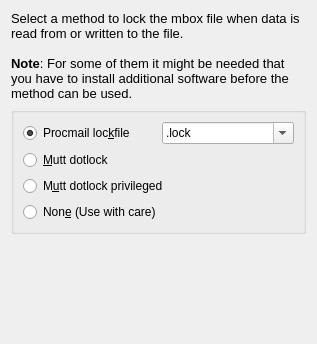
Old version of the form akonadi/resources/mbox/lockfilepage.ui in the repository KDE/kdepim-runtime.
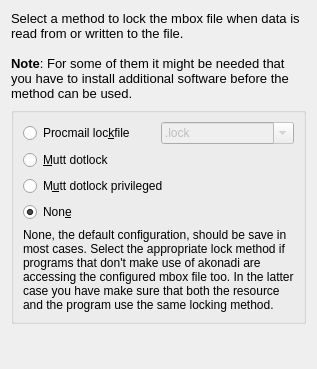
New version of the form. Custom widgets are drawn as their Qt base class.

Commit message: Default too no locking method, it is faster and is probably good enough for most use cases.

Diff of the .ui file:
```diff
--- a/akonadi/resources/mbox/lockfilepage.ui
+++ b/akonadi/resources/mbox/lockfilepage.ui
@@ -8,7 +8,7 @@
     <x>0</x>
     <y>0</y>
     <width>317</width>
-    <height>344</height>
+    <height>369</height>
    </rect>
   </property>
   <property name="windowTitle">
@@ -43,7 +43,7 @@
          <string>Procmail loc&amp;kfile</string>
         </property>
         <property name="checked">
-         <bool>true</bool>
+         <bool>false</bool>
         </property>
        </widget>
       </item>
@@ -64,12 +64,18 @@
       <item row="3" column="0" colspan="2">
        <widget class="QRadioButton" name="none">
         <property name="text">
-         <string>Non&amp;e (Use with care)</string>
+         <string>Non&amp;e</string>
+        </property>
+        <property name="checked">
+         <bool>true</bool>
         </property>
        </widget>
       </item>
       <item row="0" column="1">
        <widget class="KComboBox" name="kcfg_Lockfile">
+        <property name="enabled">
+         <bool>false</bool>
+        </property>
         <property name="editable">
          <bool>true</bool>
         </property>
@@ -80,6 +86,16 @@
         </item>
        </widget>
       </item>
+      <item row="4" column="0" colspan="2">
+       <widget class="QLabel" name="label_2">
+        <property name="text">
+         <string>None, the default configuration, should be save in most cases. Select the appropriate lock method if programs that don't make use of akonadi are accessing the configured mbox file too. In the latter case you have make sure that both the resource and the program use the same locking method.</string>
+        </property>
+        <property name="wordWrap">
+         <bool>true</bool>
+        </property>
+       </widget>
+      </item>
      </layout>
     </widget>
    </item>
```
The commit also changes 1 other file.
